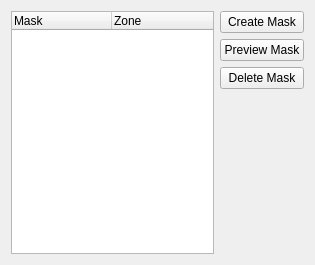
Qt form src/ui/maskmanage_ui.ui (KDE/kdenlive) before a commit.
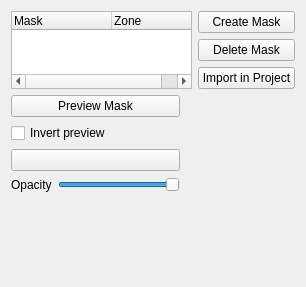
The same form after that commit. Custom widgets are drawn as their Qt base class.

Commit message: Add control over mask display in clip monitor (color, opacity, invert)

```diff
--- a/src/ui/maskmanage_ui.ui
+++ b/src/ui/maskmanage_ui.ui
@@ -10,36 +10,15 @@
    <rect>
     <x>0</x>
     <y>0</y>
-    <width>315</width>
-    <height>265</height>
+    <width>306</width>
+    <height>287</height>
    </rect>
   </property>
   <property name="windowTitle">
    <string>Form</string>
   </property>
   <layout class="QGridLayout" name="gridLayout">
-   <item row="0" column="1">
-    <widget class="QPushButton" name="buttonAdd">
-     <property name="text">
-      <string>Create Mask</string>
-     </property>
-    </widget>
-   </item>
-   <item row="1" column="1">
-    <widget class="QPushButton" name="buttonPreview">
-     <property name="text">
-      <string>Preview Mask</string>
-     </property>
-    </widget>
-   </item>
-   <item row="2" column="1">
-    <widget class="QPushButton" name="buttonDelete">
-     <property name="text">
-      <string>Delete Mask</string>
-     </property>
-    </widget>
-   </item>
-   <item row="3" column="1">
+   <item row="9" column="0">
     <spacer name="verticalSpacer">
      <property name="orientation">
       <enum>Qt::Orientation::Vertical</enum>
@@ -47,12 +26,67 @@
      <property name="sizeHint" stdset="0">
       <size>
        <width>20</width>
-       <height>118</height>
+       <height>40</height>
       </size>
      </property>
     </spacer>
    </item>
-   <item row="0" column="0" rowspan="4">
+   <item row="4" column="0">
+    <widget class="QPushButton" name="buttonPreview">
+     <property name="text">
+      <string>Preview Mask</string>
+     </property>
+     <property name="checkable">
+      <bool>true</bool>
+     </property>
+    </widget>
+   </item>
+   <item row="2" column="3">
+    <widget class="QPushButton" name="pushButton">
+     <property name="text">
+      <string>Import in Project</string>
+     </property>
+    </widget>
+   </item>
+   <item row="7" column="0">
+    <layout class="QHBoxLayout" name="horizontalLayout">
+     <item>
+      <widget class="QLabel" name="label">
+       <property name="text">
+        <string>Opacity</string>
+       </property>
+      </widget>
+     </item>
+     <item>
+      <widget class="QSlider" name="opacity">
+       <property name="maximum">
+        <number>100</number>
+       </property>
+       <property name="value">
+        <number>100</number>
+       </property>
+       <property name="orientation">
+        <enum>Qt::Orientation::Horizontal</enum>
+       </property>
+      </widget>
+     </item>
+    </layout>
+   </item>
+   <item row="0" column="3">
+    <widget class="QPushButton" name="buttonAdd">
+     <property name="text">
+      <string>Create Mask</string>
+     </property>
+    </widget>
+   </item>
+   <item row="5" column="0">
+    <widget class="QCheckBox" name="invertPreview">
+     <property name="text">
+      <string>Invert preview</string>
+     </property>
+    </widget>
+   </item>
+   <item row="0" column="0" rowspan="3" colspan="3">
     <widget class="QTreeWidget" name="maskTree">
      <column>
       <property name="text">
@@ -66,8 +100,41 @@
      </column>
     </widget>
    </item>
+   <item row="1" column="3">
+    <widget class="QPushButton" name="buttonDelete">
+     <property name="text">
+      <string>Delete Mask</string>
+     </property>
+    </widget>
+   </item>
+   <item row="6" column="0">
+    <widget class="KColorButton" name="maskColor"/>
+   </item>
+   <item row="4" column="2" rowspan="5" colspan="2">
+    <widget class="QLabel" name="thumbPreview">
+     <property name="sizePolicy">
+      <sizepolicy hsizetype="MinimumExpanding" vsizetype="MinimumExpanding">
+       <horstretch>0</horstretch>
+       <verstretch>0</verstretch>
+      </sizepolicy>
+     </property>
+     <property name="text">
+      <string/>
+     </property>
+     <property name="alignment">
+      <set>Qt::AlignmentFlag::AlignLeading|Qt::AlignmentFlag::AlignLeft|Qt::AlignmentFlag::AlignTop</set>
+     </property>
+    </widget>
+   </item>
   </layout>
  </widget>
+ <customwidgets>
+  <customwidget>
+   <class>KColorButton</class>
+   <extends>QPushButton</extends>
+   <header>kcolorbutton.h</header>
+  </customwidget>
+ </customwidgets>
  <resources/>
  <connections/>
 </ui>
```
The commit also changes 9 other files.
